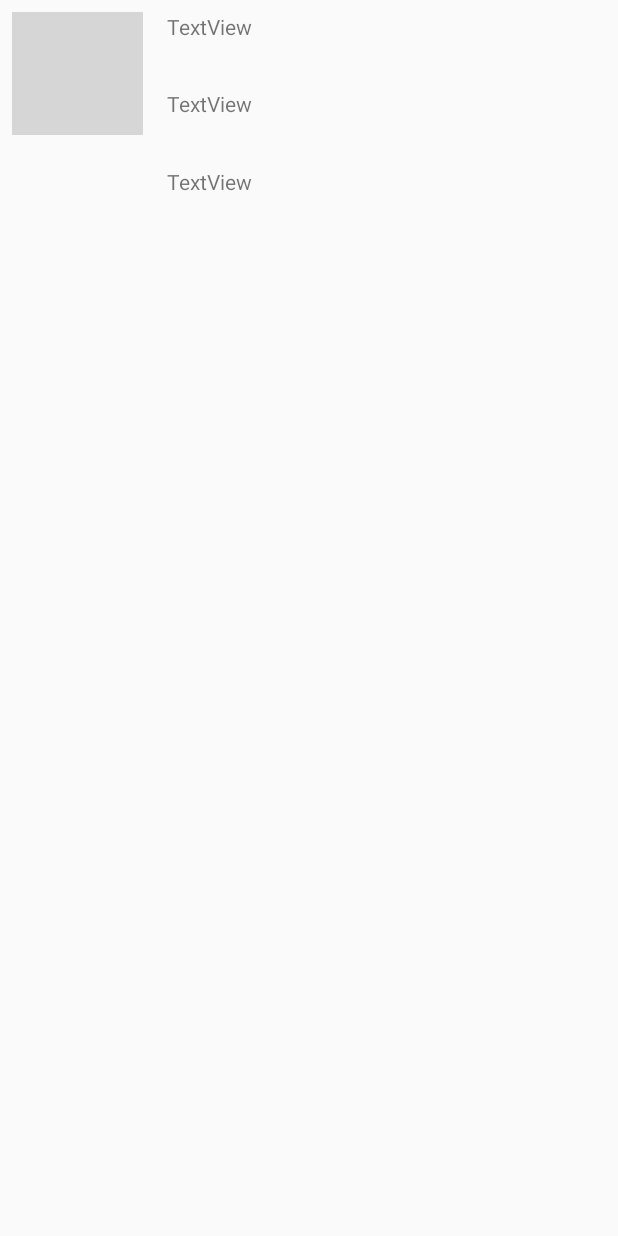
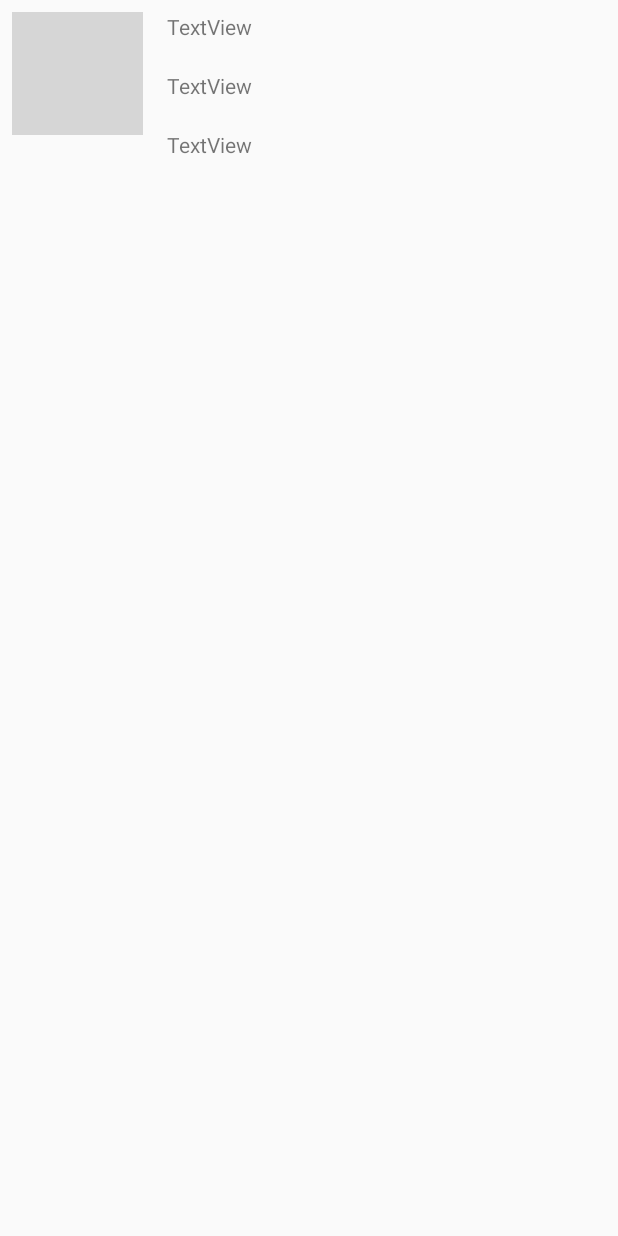
Before and after one commit to tihomir22/CriptoTareas, an Android app: the layout diseno_item_menu.xml on its own in the app's theme, with its tools: preview values and no code run, on a phone screen of 412 x 824 dp. Run offline under Robolectric (Android 15) with nearby library versions, the phone set to English and light mode, and no system bars; grey boxes are pictures that could not be loaded.

Commit message:
Secungo comit

```diff
--- a/app/src/main/java/com/simarro/practica/cryptotareas/MiArrayAdapter.java
+++ b/app/src/main/java/com/simarro/practica/cryptotareas/MiArrayAdapter.java
@@ -42,9 +42,9 @@ public class MiArrayAdapter<T> extends ArrayAdapter<T> {
 
 
 
-        titulo.setText(item.getNombre());
-        protocolo.setText(item.getProtocolo());
-        precio.setText(item.getPrecioAct()+"");
+        titulo.setText(item.getNombre().trim());
+        protocolo.setText(item.getProtocolo().trim());
+        precio.setText(item.getPrecioAct()+"".trim());
         logo.setImageResource(item.getImagenView());
 
         return listaItemView;
--- a/app/src/main/res/layout/diseno_item_menu.xml
+++ b/app/src/main/res/layout/diseno_item_menu.xml
@@ -30,49 +30,52 @@
 
     <TextView
         android:id="@+id/text1"
-        android:layout_width="0dp"
+        android:layout_width="272dp"
         android:layout_height="31dp"
         android:layout_marginStart="8dp"
         android:layout_marginTop="8dp"
         android:layout_marginEnd="8dp"
         android:layout_marginBottom="8dp"
         android:text="TextView"
+        android:textAlignment="textStart"
         app:layout_constraintBottom_toBottomOf="parent"
         app:layout_constraintEnd_toEndOf="parent"
-        app:layout_constraintHorizontal_bias="0.491"
+        app:layout_constraintHorizontal_bias="0.0"
         app:layout_constraintStart_toStartOf="@+id/guideline"
         app:layout_constraintTop_toTopOf="parent"
         app:layout_constraintVertical_bias="0.0" />
 
     <TextView
         android:id="@+id/text2"
-        android:layout_width="0dp"
+        android:layout_width="272dp"
         android:layout_height="31dp"
         android:layout_marginStart="8dp"
         android:layout_marginTop="8dp"
         android:layout_marginEnd="8dp"
         android:layout_marginBottom="8dp"
         android:text="TextView"
+        android:textAlignment="textStart"
         app:layout_constraintBottom_toBottomOf="parent"
         app:layout_constraintEnd_toEndOf="parent"
         app:layout_constraintHorizontal_bias="0.0"
         app:layout_constraintStart_toStartOf="@+id/guideline"
-        app:layout_constraintTop_toTopOf="parent"
-        app:layout_constraintVertical_bias="0.066" />
+        app:layout_constraintTop_toBottomOf="@+id/text1"
+        app:layout_constraintVertical_bias="0.0" />
 
     <TextView
         android:id="@+id/text3"
-        android:layout_width="0dp"
+        android:layout_width="272dp"
         android:layout_height="31dp"
         android:layout_marginStart="8dp"
         android:layout_marginTop="8dp"
         android:layout_marginEnd="8dp"
         android:layout_marginBottom="8dp"
         android:text="TextView"
+        android:textAlignment="textStart"
         app:layout_constraintBottom_toBottomOf="parent"
         app:layout_constraintEnd_toEndOf="parent"
         app:layout_constraintHorizontal_bias="0.0"
         app:layout_constraintStart_toStartOf="@+id/guideline"
-        app:layout_constraintTop_toTopOf="parent"
-        app:layout_constraintVertical_bias="0.133" />
+        app:layout_constraintTop_toBottomOf="@+id/text2"
+        app:layout_constraintVertical_bias="0.0" />
 </android.support.constraint.ConstraintLayout>
```
Also changed, not shown: app/src/main/java/com/simarro/practica/cryptotareas/MainActivity.java (+25 -1 lines).
